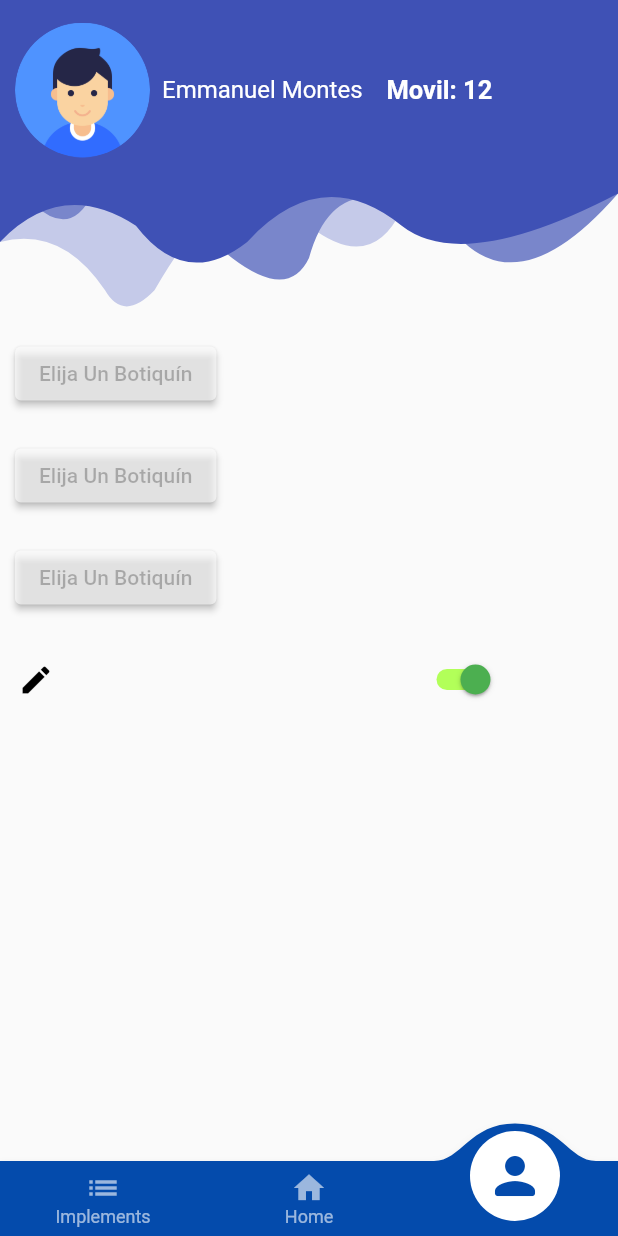
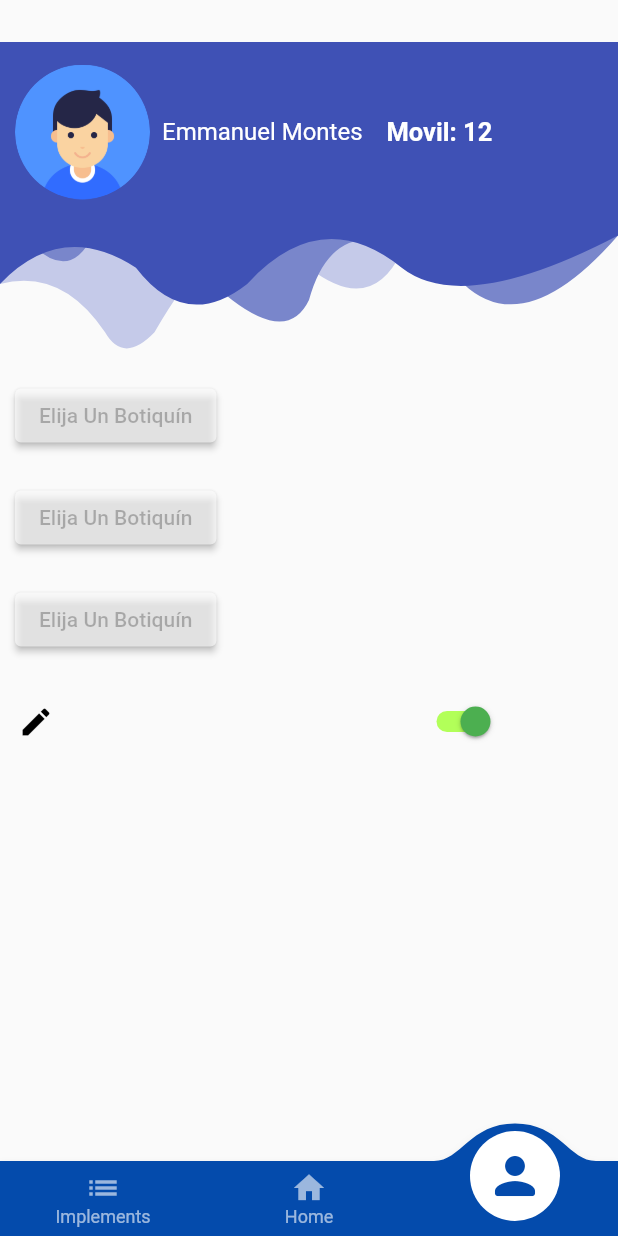
Before and after one commit to EmmanuelMontes111/brigada-app, a Flutter app: the TapViewPage screen opened by its route, item 3 of the bottom bar chosen, on a phone screen of 412 x 824 dp. Run offline on Flutter 3.47's test engine with Material 2 defaults, Android fonts, the light colour scheme and no system bars; drawn by our look-alikes of convex_bottom_bar; our stand-ins replace cloud_firestore, firebase_core, rxdart, shared_preferences; missing offline and left inert: cloud_firestore_web, firebase_core_web, shared_preferences_web; accounts and stored records are empty; network calls fail; statements that could not run were skipped.

Commit message:
Edit colors, padding and appBar text

```diff
--- a/lib/src/ui/home_page.dart
+++ b/lib/src/ui/home_page.dart
@@ -91,7 +91,7 @@ class HomePageState extends State<HomePage> {
                 });
               })
         ],
-        backgroundColor: Colors.indigo,
+        backgroundColor: Color.fromRGBO(4, 75, 172, 1.0),
       ),
       body: ListView(
         children: <Widget>[
--- a/lib/src/ui/implements_page.dart
+++ b/lib/src/ui/implements_page.dart
@@ -52,6 +52,8 @@ class _ImplementsPageState extends State<ImplementsPage> {
       floatingActionButton: _floatingActionButtonTapBodies(),
       body: bodies[theriGroupValue],
       appBar: AppBar(
+            title: Text('Implementos'),
+            backgroundColor: Color.fromRGBO(4, 75, 172, 1.0),
         bottom: PreferredSize(
           preferredSize: Size(double.infinity, 45.0),
           child: Padding(
--- a/lib/src/ui/profile_page.dart
+++ b/lib/src/ui/profile_page.dart
@@ -11,6 +11,8 @@ class _ProfilePageState extends State<ProfilePage> {
   Widget build(BuildContext context) {
     // TODO: implement build
     return Center(
+      child: Padding(
+        padding: const EdgeInsets.only(top: 28.0),
         child: Column(
           children: <Widget>[
             topBar(),
@@ -91,6 +93,7 @@ class _ProfilePageState extends State<ProfilePage> {
             ),
           ],
         ),
+      ),
     );
   }
 }
--- a/lib/src/ui/tap_view_page.dart
+++ b/lib/src/ui/tap_view_page.dart
@@ -26,7 +26,6 @@ class _TapViewPageState extends State<TapViewPage> {
   Widget build(BuildContext context) {
 
     return Scaffold(
-      appBar: _appBarSelectIndex(),
       body: listWidgets[selectedIndex],
       bottomNavigationBar: ConvexAppBar.badge({2: '21+'},
         items: [
```
Lines whose indentation alone changed are shown as unchanged.
